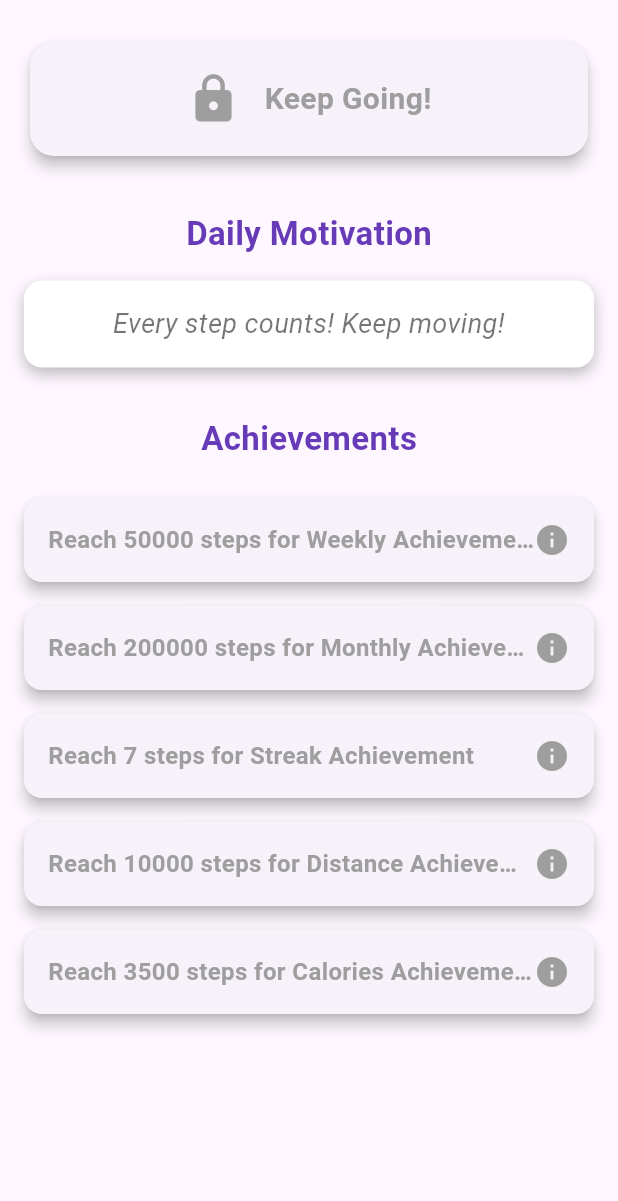
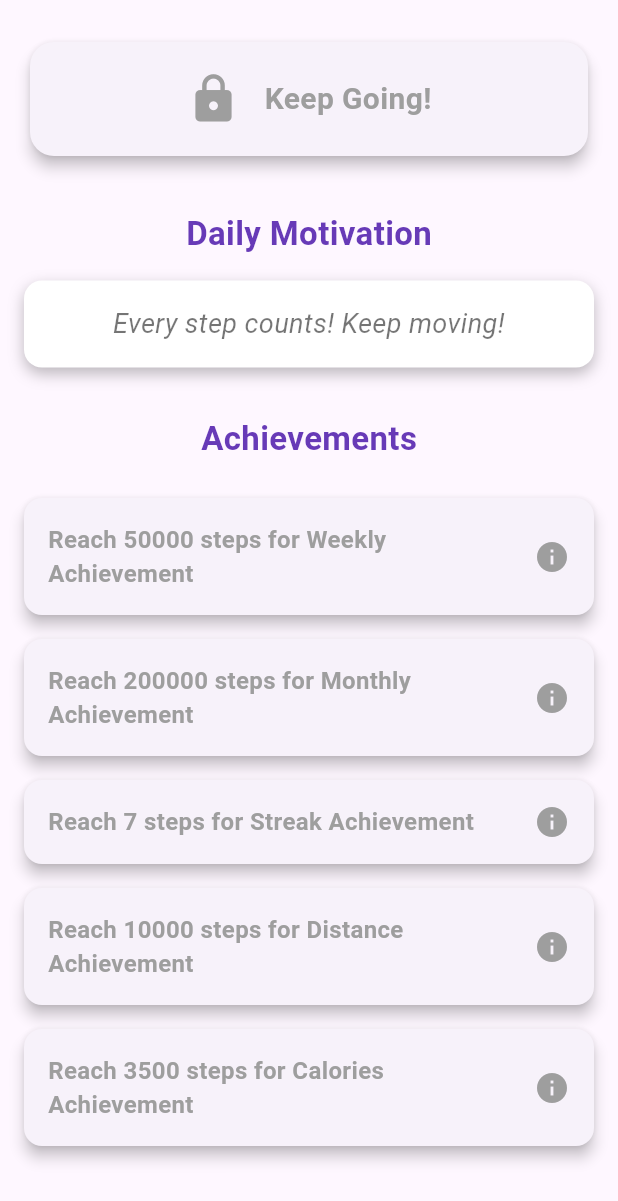
Before and after one commit to arc-662/bytesteps, a Flutter app: the HealthScreen screen opened directly, on a phone screen of 412 x 824 dp. Shown: the top 1201 px of the screen. Run offline on Flutter 3.47's test engine with Material 3 defaults, Android fonts, the light colour scheme and no system bars; our stand-ins replace fl_chart, get, hive, hive_flutter, numberpicker, pedometer and 1 more; accounts and stored records are empty.

Commit message:
updated health screen

```diff
--- a/lib/screens/health_screen.dart
+++ b/lib/screens/health_screen.dart
@@ -191,7 +191,7 @@ class AchievementBadge extends StatelessWidget {
         child: Row(
           mainAxisAlignment: MainAxisAlignment.spaceBetween,
           children: [
-            Flexible(
+            Expanded(
               child: Text(
                 badgeText,
                 style: TextStyle(
@@ -199,7 +199,7 @@ class AchievementBadge extends StatelessWidget {
                   fontWeight: FontWeight.bold,
                   color: badgeColor,
                 ),
-                overflow: TextOverflow.ellipsis,
+                softWrap: true,
               ),
             ),
             Icon(
```
